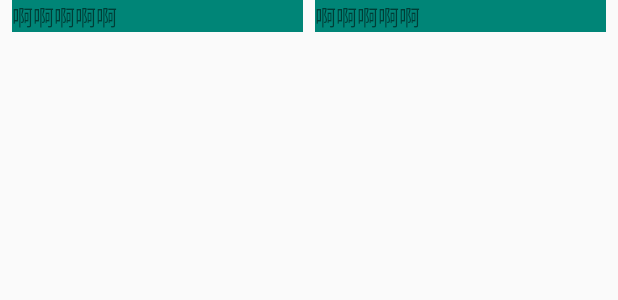
After one commit to zb666/KotlinCoroutines, an Android app: the layout weight_cs.xml on its own in the app's theme, with its tools: preview values and no code run, on a phone screen of 412 x 824 dp. The commit adds this screen. Shown: the top 300 px of the screen. Run offline under Robolectric (Android 15) with nearby library versions, the phone set to English and light mode, and no system bars.

Commit message:
save code

```diff
--- a/app/src/main/java/com/example/bod/kotlincoroutines/activity/Main2Activity.kt
+++ b/app/src/main/java/com/example/bod/kotlincoroutines/activity/Main2Activity.kt
@@ -31,7 +31,7 @@ class Main2Activity : AppCompatActivity() {
                 .apply {
                     addUpdateListener {
                         val animatedValue = (it.animatedValue as Int) / 21
-                        progressBar.progress = animatedValue.toFloat()
+                        progressBar.progress = animatedValue.toFloat().toInt()
                     }
                     repeatMode = RESTART
                     duration = 1500
--- a/app/src/main/java/com/example/bod/kotlincoroutines/view/CircleProgressBar.kt
+++ b/app/src/main/java/com/example/bod/kotlincoroutines/view/CircleProgressBar.kt
@@ -23,7 +23,7 @@ class CircleProgressBar @JvmOverloads constructor(
         context: Context, attrs: AttributeSet? = null, defStyleAttr: Int = 0
 ) : View(context, attrs, defStyleAttr) {
 
-    var progress = 0f
+    var progress:Int = 0
         set(value) {
             if (field != value) {
                 field = value
--- a/app/src/main/java/com/example/bod/kotlincoroutines/view/MainProgerssView.kt
+++ b/app/src/main/java/com/example/bod/kotlincoroutines/view/MainProgerssView.kt
@@ -29,7 +29,7 @@ class MainProgerssView @JvmOverloads constructor(
         ValueAnimator.ofInt(finishedDay,21)
                 .apply {
                     duration = 1500
-                    progressBar.progress = animatedValue as Float
+                    progressBar.progress = (animatedValue as Float).toInt()
                 }.start()
     }
 }
--- /dev/null
+++ b/app/src/main/res/layout/includea.xml
@@ -0,0 +1,11 @@
+<?xml version="1.0" encoding="utf-8"?>
+<TextView xmlns:app="http://schemas.android.com/apk/res-auto"
+    xmlns:android="http://schemas.android.com/apk/res/android"
+    xmlns:tools="http://schemas.android.com/tools"
+    android:text="啊啊啊啊啊"
+    app:layout_constraintHorizontal_weight="1"
+    android:background="@color/colorPrimary"
+    android:layout_marginLeft="@dimen/dp_10"
+    android:layout_width="0dp"
+    android:layout_height="wrap_content"
+    tools:showIn="@layout/weight_cs" />
--- /dev/null
+++ b/app/src/main/res/layout/weight_cs.xml
@@ -0,0 +1,32 @@
+<?xml version="1.0" encoding="utf-8"?>
+<androidx.constraintlayout.widget.ConstraintLayout xmlns:android="http://schemas.android.com/apk/res/android"
+    xmlns:app="http://schemas.android.com/apk/res-auto"
+    android:orientation="vertical"
+    android:layout_width="match_parent"
+    android:layout_height="match_parent">
+
+
+    <include
+        android:id="@+id/left"
+        app:layout_constraintHorizontal_weight="1"
+        android:layout_width="0dp"
+        android:layout_marginLeft="@dimen/dp_10"
+        app:layout_constraintRight_toLeftOf="@+id/right"
+        android:layout_height="wrap_content"
+        app:layout_constraintLeft_toLeftOf="parent"
+        layout="@layout/includea" />
+
+    <include
+        android:id="@+id/right"
+        android:layout_marginLeft="@dimen/dp_10"
+        android:layout_marginRight="@dimen/dp_10"
+        app:layout_constraintLeft_toRightOf="@+id/left"
+        app:layout_constraintHorizontal_weight="1"
+        app:layout_constraintRight_toRightOf="parent"
+        android:layout_width="0dp"
+        android:layout_height="wrap_content"
+        layout="@layout/includea" />
+
+
+
+</androidx.constraintlayout.widget.ConstraintLayout>
```
Also changed, not shown: app/src/main/java/com/example/bod/kotlincoroutines/activity/neteaseui/GuideActivity.kt (+15 -0 lines), app/src/main/java/com/example/bod/kotlincoroutines/view/CircleProgressBar222.kt (added, +133 -0 lines), app/src/main/java/com/example/bod/kotlincoroutines/view/ColorFilterView.java (deleted, +0 -96 lines), app/src/main/java/com/example/bod/kotlincoroutines/view/FocusTrainProgressView.kt (added, +98 -0 lines), app/src/main/java/com/example/bod/kotlincoroutines/view/MyColorMatrix.kt (added, +56 -0 lines), app/src/main/res/layout/activity_guide.xml (+22 -1 lines).
